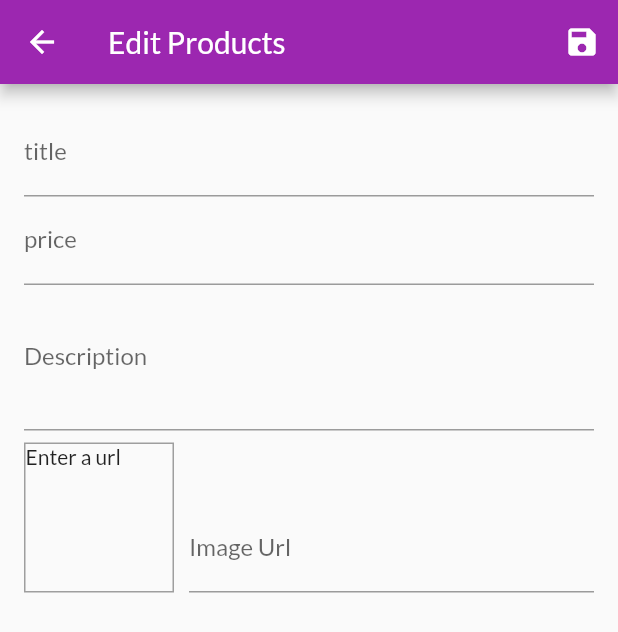
After one commit to AbrarSaad33/Shop_App, a Flutter app: the EditProducts screen opened by its route, after a tap on the "save" icon, on a phone screen of 412 x 824 dp. The commit adds this screen. Shown: the top 632 px of the screen. Run offline on Flutter 3.47's test engine with Material 2 defaults, Android fonts, the phone set to English and light mode, and no system bars; network calls fail.

Commit message:
Form input

```diff
--- a/lib/main.dart
+++ b/lib/main.dart
@@ -1,5 +1,6 @@
 import 'package:flutter/material.dart';
 import 'package:provider/provider.dart';
+import 'package:shop_app/screens/edit_products.dart';
 import 'package:shop_app/screens/user_product_screen%20.dart';
 import './providers/orders.dart';
 import './screens/cart_screen.dart';
@@ -44,6 +45,7 @@ class MyApp extends StatelessWidget {
           CartScreen.routeName:(ctx)=>CartScreen(),
           OrdersScreen.routeName:(ctx)=>OrdersScreen(),
           UserProductScreen.routeName:(ctx)=>UserProductScreen(),
+          EditProducts.routeName:(ctx)=>EditProducts(),
         },
       ),
     );
--- /dev/null
+++ b/lib/screens/edit_products.dart
@@ -0,0 +1,154 @@
+import 'package:flutter/material.dart';
+import 'package:shop_app/providers/product.dart';
+
+class EditProducts extends StatefulWidget {
+  static const routeName = '/Edit Products';
+  @override
+  State<StatefulWidget> createState() => EditProductsState();
+}
+
+class EditProductsState extends State<EditProducts> {
+  final _priceFocusNode = FocusNode();
+  final _descriptionFocusNode = FocusNode();
+  final _imageFocusNode = FocusNode();
+  final _imageUrlController = TextEditingController();
+  final _form = GlobalKey<FormState>();
+  var _editedProduct =
+      Product(id: '', title: '', description: '', price: 0, imageUrl: '');
+  @override
+  void initState() {
+    _imageFocusNode.addListener(updateImageUrl);
+    super.initState();
+  }
+
+  @override
+  void dispose() {
+    _imageFocusNode.removeListener(updateImageUrl);
+    _priceFocusNode.dispose();
+    _descriptionFocusNode.dispose();
+    _imageFocusNode.dispose();
+    _imageUrlController.dispose();
+    super.dispose();
+  }
+
+  void updateImageUrl() {
+    if (!_imageFocusNode.hasFocus) {
+      setState(() {});
+    }
+  }
+
+  void SaveData() {
+    _form.currentState!.save();
+    print(_editedProduct.title);
+    print(_editedProduct.description);
+    print(_editedProduct.imageUrl);
+    print(_editedProduct.price);
+  }
+
+  @override
+  Widget build(BuildContext context) {
+    return Scaffold(
+      appBar: AppBar(
+        title: Text('Edit Products'),
+        actions: [IconButton(onPressed: SaveData, icon: Icon(Icons.save))],
+      ),
+      body: Padding(
+        padding: const EdgeInsets.all(16.0),
+        child: Form(
+          key: _form,
+          child: ListView(
+            children: [
+              TextFormField(
+                decoration: InputDecoration(labelText: 'title'),
+                textInputAction: TextInputAction.next,
+                onFieldSubmitted: (_) {
+                  FocusScope.of(context).requestFocus(_priceFocusNode);
+                },
+                onSaved: (value) {
+                  _editedProduct = Product(
+                      id: '',
+                      title: value as String,
+                      description: _editedProduct.description,
+                      price: _editedProduct.price,
+                      imageUrl: _editedProduct.imageUrl);
+                },
+              ),
+              TextFormField(
+                decoration: InputDecoration(labelText: 'price'),
+                textInputAction: TextInputAction.next,
+                keyboardType: TextInputType.number,
+                focusNode: _priceFocusNode,
+                onFieldSubmitted: (_) {
+                  FocusScope.of(context).requestFocus(_descriptionFocusNode);
+                },
+                onSaved: (value) {
+                  _editedProduct = Product(
+                      id: '',
+                      title: _editedProduct.title,
+                      description: _editedProduct.description,
+                      price: double.parse(value!),
+                      imageUrl: _editedProduct.imageUrl);
+                },
+              ),
+              TextFormField(
+                decoration: InputDecoration(labelText: 'Description'),
+                maxLines: 3,
+                textInputAction: TextInputAction.next,
+                keyboardType: TextInputType.multiline,
+                focusNode: _descriptionFocusNode,
+                onSaved: (value) {
+                  _editedProduct = Product(
+                      id: '',
+                      title: _editedProduct.title,
+                      description: value!,
+                      price: _editedProduct.price,
+                      imageUrl: _editedProduct.imageUrl);
+                },
+              ),
+              Row(
+                crossAxisAlignment: CrossAxisAlignment.end,
+                children: [
+                  Container(
+                    width: 100,
+                    height: 100,
+                    margin: EdgeInsets.only(top: 8, right: 10),
+                    decoration: BoxDecoration(
+                        border: Border.all(width: 1, color: Colors.grey)),
+                    child: _imageUrlController.text.isEmpty
+                        ? Text('Enter a url')
+                        : FittedBox(
+                            child: Image.network(
+                              _imageUrlController.text,
+                              fit: BoxFit.cover,
+                            ),
+                          ),
+                  ),
+                  Expanded(
+                    child: TextFormField(
+                      decoration: InputDecoration(labelText: 'Image Url'),
+                      textInputAction: TextInputAction.done,
+                      keyboardType: TextInputType.url,
+                      controller: _imageUrlController,
+                      focusNode: _imageFocusNode,
+                      onFieldSubmitted: (_) {
+                        SaveData();
+                      },
+                      onSaved: (value) {
+                        _editedProduct = Product(
+                            id: '',
+                            title: _editedProduct.title,
+                            description: _editedProduct.description,
+                            price: _editedProduct.price,
+                            imageUrl: value!);
+                      },
+                    ),
+                  )
+                ],
+              )
+            ],
+          ),
+        ),
+      ),
+    );
+  }
+}
--- a/lib/screens/user_product_screen .dart
+++ b/lib/screens/user_product_screen .dart
@@ -1,5 +1,6 @@
 import 'package:flutter/material.dart';
 import 'package:provider/provider.dart';
+import 'package:shop_app/screens/edit_products.dart';
 import 'package:shop_app/widgets/app_drawer.dart';
 import 'package:shop_app/widgets/user_product_items.dart';
 import '../providers/products_provider.dart';
@@ -12,7 +13,13 @@ class UserProductScreen extends StatelessWidget {
     return Scaffold(
       appBar: AppBar(
         title: Text('Your Products'),
-        actions: [IconButton(onPressed: () {}, icon: Icon(Icons.add))],
+        actions: [
+          IconButton(
+              onPressed: () {
+                Navigator.of(context).pushNamed(EditProducts.routeName);
+              },
+              icon: Icon(Icons.add))
+        ],
       ),
       drawer: AppDrawer(),
       body: Padding(
```
